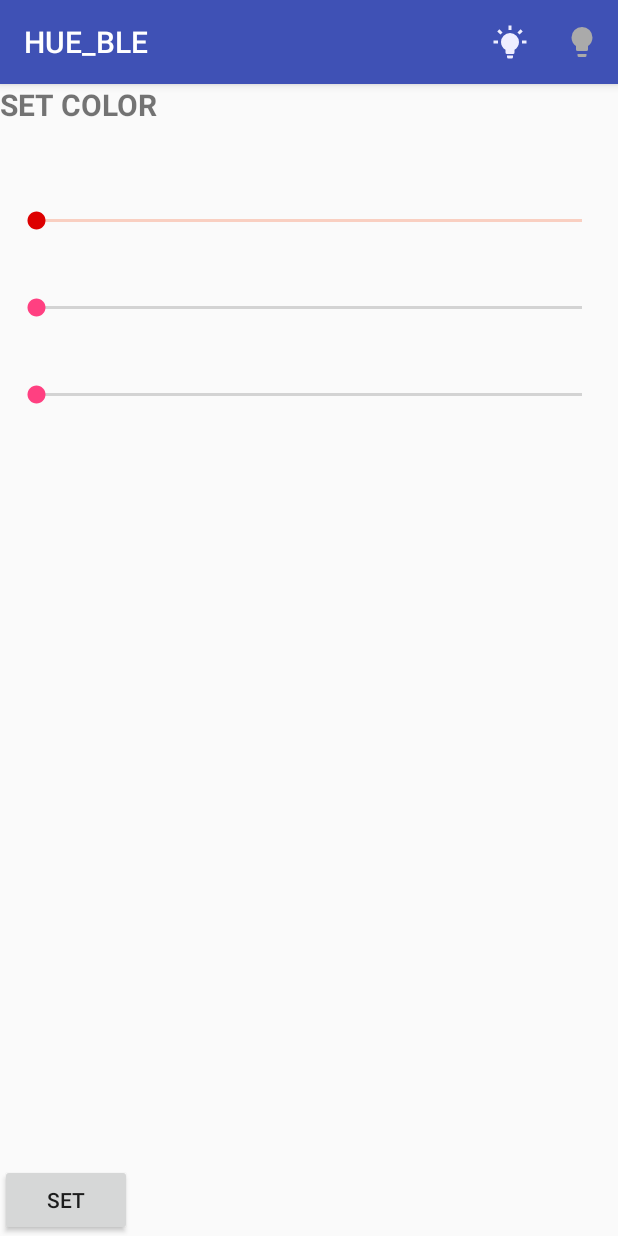
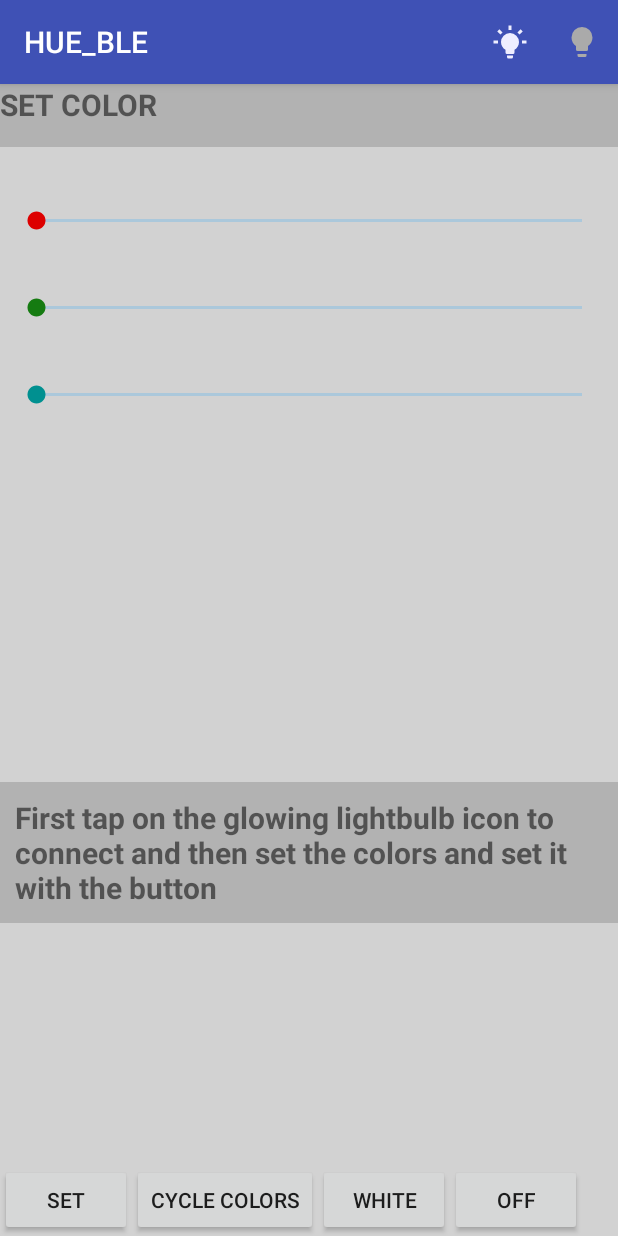
Before and after one commit to nlACh/HUE_BLE, an Android app: the screen it shows after launch (MainActivity), on a phone screen of 412 x 824 dp. Run offline under Robolectric (Android 15) with nearby library versions, the light colour scheme and no system bars.

Commit message:
finalized!!
Face it the app looks hideous.

```diff
--- a/app/src/main/java/com/nlpl931/hue_ble/MainActivity.java
+++ b/app/src/main/java/com/nlpl931/hue_ble/MainActivity.java
@@ -11,6 +11,8 @@ import android.view.View;
 import android.view.Menu;
 import android.view.MenuItem;
 import android.widget.Button;
+import android.widget.SeekBar;
+import android.widget.TextView;
 import android.widget.Toast;
 
 import java.io.IOException;
@@ -26,6 +28,9 @@ public class MainActivity extends AppCompatActivity {
     public String addr = "98:D3:33:80:68:00";
     private static final UUID uid = UUID.fromString("00001101-0000-1000-8000-00805F9B34FB");
 
+    //For the seek-bars
+    SeekBar sR, sG, sB;
+
     @Override
     protected void onCreate(Bundle savedInstanceState) {
         super.onCreate(savedInstanceState);
@@ -34,14 +39,61 @@ public class MainActivity extends AppCompatActivity {
         Toolbar toolbar = (Toolbar) findViewById(R.id.toolbar);
         setSupportActionBar(toolbar);
         getSupportActionBar().setTitle(R.string.app_name);
+        sR = findViewById(R.id.red);
+        sG = findViewById(R.id.green);
+        sB = findViewById(R.id.blue);
+
         Button set = findViewById(R.id.set);
+        Button cycle = findViewById(R.id.cycle);
+        Button white = findViewById(R.id.white);
+        Button off = findViewById(R.id.off);
+
         set.setOnClickListener(new View.OnClickListener() {
             @Override
             public void onClick(View view) {
-                if (isConnected)
-                    sendData("1223--0");
+                if (isConnected) {
+                    int red = sR.getProgress();
+                    int green = sG.getProgress();
+                    int blue = sB.getProgress();
+                    StringBuilder sb = new StringBuilder();
+                    sb.append('#');
+                    sb.append(red);
+                    sb.append('#');
+                    sb.append(green);
+                    sb.append('#');
+                    sb.append(blue);
+                    sb.append('#');
+                    sb.append('0');
+                    TextView tv = findViewById(R.id.about);
+                    tv.setText(sb.toString());
+                    sendData(sb.toString());
+                }
                 else
                     Toast.makeText(getBaseContext(), "Connect first!!", Toast.LENGTH_SHORT).show();
+            }
+        });
+
+        cycle.setOnClickListener(new View.OnClickListener() {
+            @Override
+            public void onClick(View view) {
+                if(isConnected)
+                    sendData("@C0");
+            }
+        });
+
+        white.setOnClickListener(new View.OnClickListener() {
+            @Override
+            public void onClick(View view) {
+                if(isConnected)
+                    sendData("@W0");
+            }
+        });
+
+        off.setOnClickListener(new View.OnClickListener() {
+            @Override
+            public void onClick(View view) {
+                if (isConnected)
+                    sendData("@O0");
             }
         });
     }
@@ -134,6 +186,7 @@ public class MainActivity extends AppCompatActivity {
         }
         if (id == R.id.disconnect)
         {
+            if (isConnected){
                 try{
                     bs.close();
                     isConnected = false;
@@ -142,6 +195,8 @@ public class MainActivity extends AppCompatActivity {
                     Toast.makeText(getBaseContext(), es.toString(), Toast.LENGTH_LONG).show();
                     finish();
                 }
+            }else
+                Toast.makeText(getBaseContext(), "Connect first", Toast.LENGTH_SHORT).show();
         }
 
         return super.onOptionsItemSelected(item);
--- a/app/src/main/res/layout/content_main.xml
+++ b/app/src/main/res/layout/content_main.xml
@@ -6,7 +6,8 @@
     android:layout_height="match_parent"
     app:layout_behavior="@string/appbar_scrolling_view_behavior"
     tools:context="com.nlpl931.hue_ble.MainActivity"
-    tools:showIn="@layout/activity_main">
+    tools:showIn="@layout/activity_main"
+    android:theme="@style/dark">
 
     <Button
         android:id="@+id/set"
@@ -23,28 +24,36 @@
         android:layout_marginEnd="8dp"
         android:layout_marginStart="8dp"
         android:layout_marginTop="40dp"
+        android:max="255"
+        android:min="0"
         app:layout_constraintEnd_toEndOf="parent"
         app:layout_constraintStart_toStartOf="parent"
         app:layout_constraintTop_toBottomOf="@+id/textView" />
 
     <SeekBar
         android:id="@+id/green"
+        android:theme="@style/SeekGreen"
         android:layout_width="match_parent"
         android:layout_height="wrap_content"
         android:layout_marginEnd="8dp"
         android:layout_marginStart="8dp"
         android:layout_marginTop="40dp"
+        android:max="255"
+        android:min="0"
         app:layout_constraintEnd_toEndOf="parent"
         app:layout_constraintStart_toStartOf="parent"
         app:layout_constraintTop_toBottomOf="@+id/red" />
 
     <SeekBar
         android:id="@+id/blue"
+        android:theme="@style/SeekBlue"
         android:layout_width="match_parent"
         android:layout_height="wrap_content"
         android:layout_marginEnd="8dp"
         android:layout_marginStart="8dp"
         android:layout_marginTop="40dp"
+        android:max="255"
+        android:min="0"
         app:layout_constraintEnd_toEndOf="parent"
         app:layout_constraintStart_toStartOf="parent"
         app:layout_constraintTop_toBottomOf="@+id/green" />
@@ -60,4 +69,48 @@
         app:layout_constraintStart_toStartOf="parent"
         app:layout_constraintTop_toTopOf="parent" />
 
+    <TextView
+        android:id="@+id/about"
+        android:layout_width="match_parent"
+        android:layout_height="wrap_content"
+        android:text="First tap on the glowing lightbulb icon to connect and then set the colors and set it with the button"
+        android:textSize="20sp"
+        android:textStyle="bold"
+        android:padding="10dp"
+        app:layout_constraintBottom_toBottomOf="parent"
+        app:layout_constraintEnd_toEndOf="parent"
+        app:layout_constraintStart_toStartOf="parent"
+        app:layout_constraintTop_toTopOf="parent"
+        app:layout_constraintVertical_bias="0.69" />
+
+    <Button
+        android:id="@+id/cycle"
+        android:layout_width="wrap_content"
+        android:layout_height="wrap_content"
+        android:text="@string/cycle"
+        app:layout_constraintBottom_toBottomOf="parent"
+        app:layout_constraintEnd_toEndOf="parent"
+        app:layout_constraintHorizontal_bias="0.0"
+        app:layout_constraintStart_toEndOf="@+id/set" />
+
+    <Button
+        android:id="@+id/white"
+        android:layout_width="wrap_content"
+        android:layout_height="wrap_content"
+        android:text="White"
+        app:layout_constraintBottom_toBottomOf="parent"
+        app:layout_constraintEnd_toEndOf="parent"
+        app:layout_constraintHorizontal_bias="0.0"
+        app:layout_constraintStart_toEndOf="@+id/cycle" />
+
+    <Button
+        android:id="@+id/off"
+        android:layout_width="wrap_content"
+        android:layout_height="wrap_content"
+        android:text="OFF"
+        app:layout_constraintBottom_toBottomOf="parent"
+        app:layout_constraintEnd_toEndOf="parent"
+        app:layout_constraintHorizontal_bias="0.0"
+        app:layout_constraintStart_toEndOf="@+id/white" />
+
 </android.support.constraint.ConstraintLayout>
--- a/app/src/main/res/values/strings.xml
+++ b/app/src/main/res/values/strings.xml
@@ -6,4 +6,5 @@
     <string name="back">BACK</string>
     <string name="SET">SET</string>
     <string name="instruct">SET COLOR</string>
+    <string name="cycle">CYCLE COLORS</string>
 </resources>
--- a/app/src/main/res/values/styles.xml
+++ b/app/src/main/res/values/styles.xml
@@ -7,10 +7,24 @@
         <item name="colorPrimaryDark">@color/colorPrimaryDark</item>
         <item name="colorAccent">@color/colorAccent</item>
     </style>
-    <style name="SeekRed">
-        <item name="android:progressBackgroundTint">#f4511e</item>
-        <item name="android:progressTint">#388</item>
+    <style name="SeekRed" parent="android:Widget.Material.SeekBar">
+        <item name="android:progressBackgroundTint">#BB0099ff</item>
+        <item name="android:progressTint">#f4511e</item>
         <item name="android:colorControlActivated">#dd0000</item>
+    </style>
+    <style name="SeekGreen" parent="android:Widget.Material.SeekBar">
+        <item name="android:progressBackgroundTint">#BB0099ff</item>
+        <item name="android:progressTint">#00ff0d</item>
+        <item name="android:colorControlActivated">#157b11</item>
+    </style>
+    <style name="SeekBlue" parent="android:Widget.Material.SeekBar">
+        <item name="android:progressBackgroundTint">#BB0099ff</item>
+        <item name="android:progressTint">#224e99</item>
+        <item name="android:colorControlActivated">#009090</item>
+    </style>
+
+    <style name="dark">
+        <item name="android:background">#33333333</item>
     </style>
     <style name="AppTheme.NoActionBar">
         <item name="windowActionBar">false</item>
```
Lines whose indentation alone changed are shown as unchanged.
